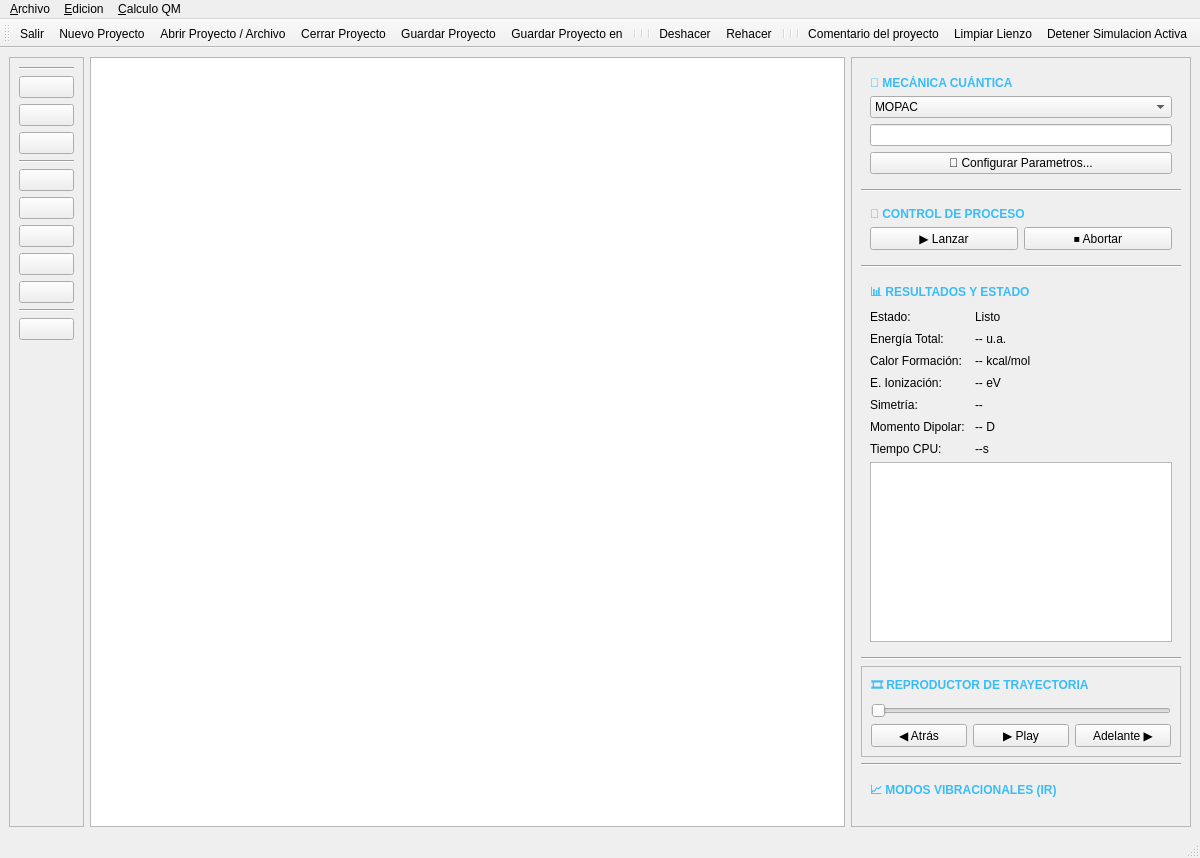
The window that vista.ui (BertoSoft/VisMol_V30) describes before a commit, drawn with Qt 5.
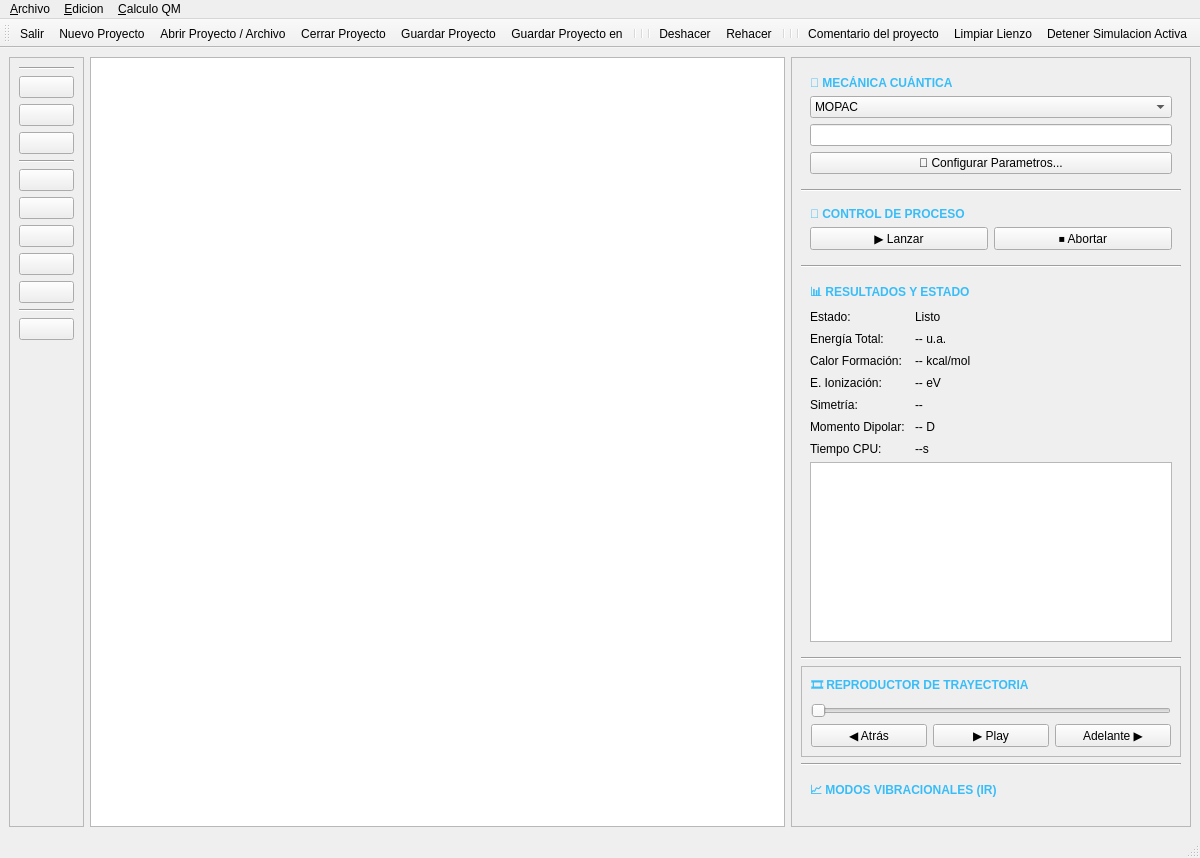
The same window after the commit. Icons and pictures are not drawn. Custom widgets are drawn as their Qt base class.

```diff
--- a/vista.ui
+++ b/vista.ui
@@ -285,7 +285,7 @@
      <widget class="QFrame" name="barraDerecha">
       <property name="minimumSize">
        <size>
-        <width>300</width>
+        <width>400</width>
         <height>0</height>
        </size>
       </property>
```
